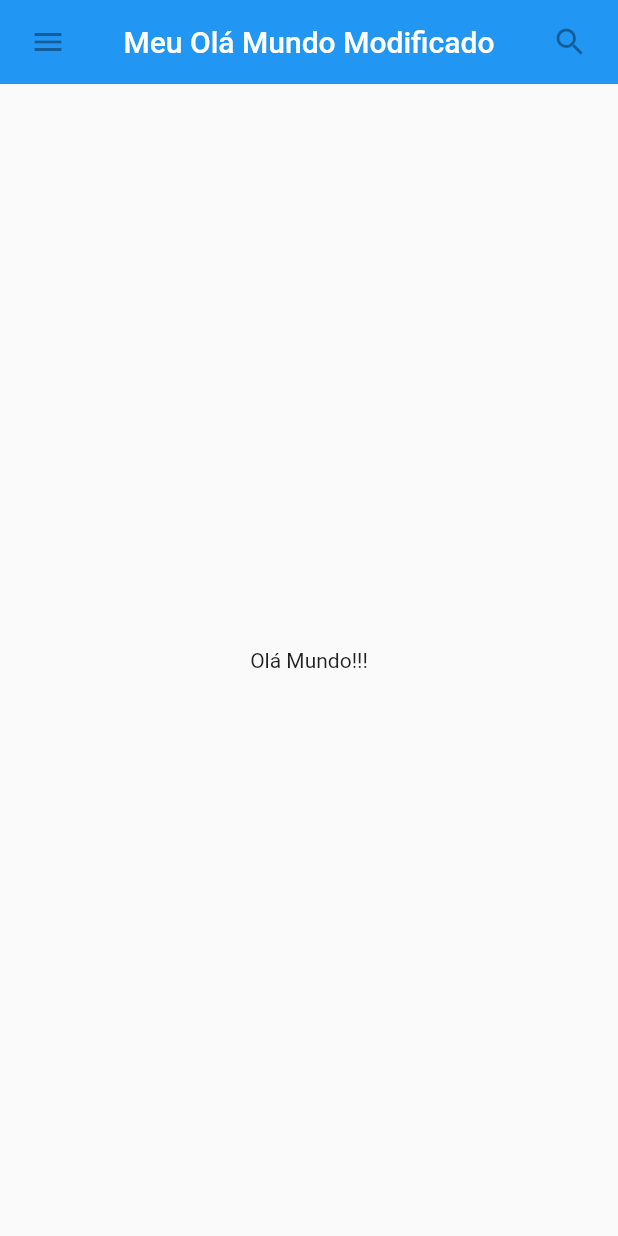
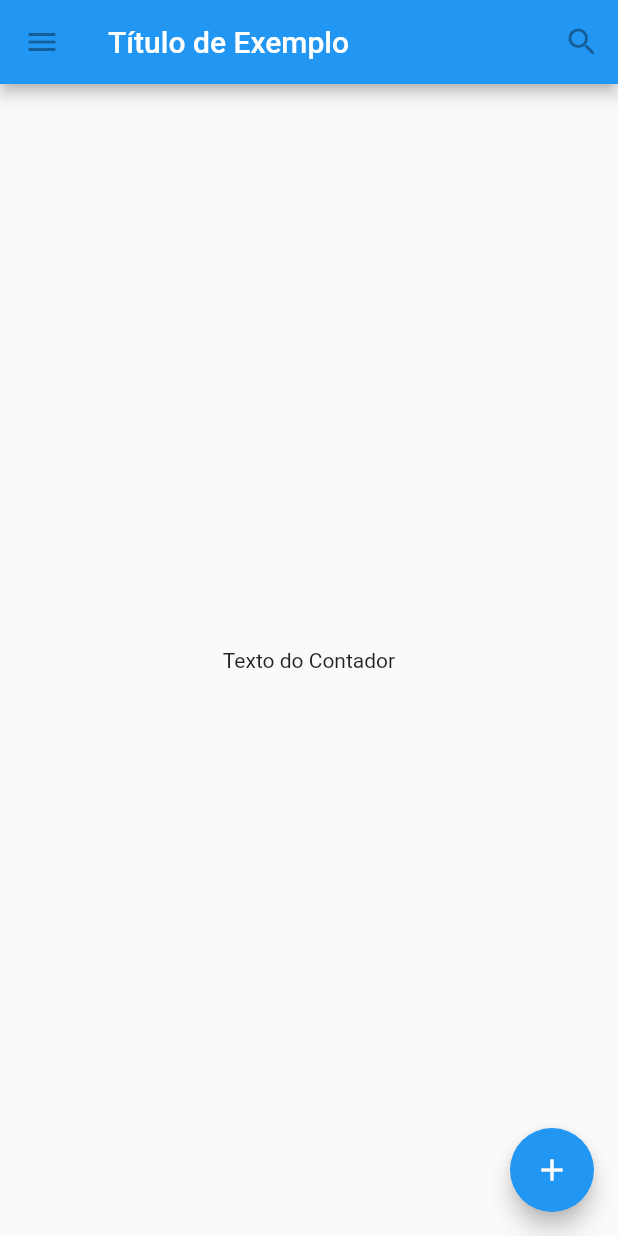
Before and after one commit to natannjos/learning-flutter, a Flutter app: the screen it shows after launch, on a phone screen of 412 x 824 dp. Run offline on Flutter 3.47's test engine with Material 2 defaults, Android fonts, the phone set to English and light mode, and no system bars.

Commit message:
Start the base for the counter app

```diff
--- a/lib/main.dart
+++ b/lib/main.dart
@@ -1,59 +1,40 @@
 import 'package:flutter/material.dart';
 
-class MyAppBar extends StatelessWidget {
-  const MyAppBar({required this.title, Key? key}) : super(key: key);
+void main() {
+  runApp(const MaterialApp(title: 'Tutorial de Flutter', home: TutorialHome()));
+}
 
-  // Campos em uma subclase Widget são sempre marcados como "final".
-
-  final Widget title;
+class TutorialHome extends StatelessWidget {
+  const TutorialHome({Key? key}) : super(key: key);
 
   @override
   Widget build(BuildContext context) {
-    return Container(
-        height: 56.0, // pixels independente do dispositivo
-        padding: const EdgeInsets.symmetric(horizontal: 8.0),
-        decoration: BoxDecoration(color: Colors.blue[500]),
-        // Row é um layout linear horizontal
-        child: Row(
-          // <Widget> é o tipo de item na lista
-          children: [
-            const IconButton(
+    // Scaffold é um layout para
+    // a maioria dos Componentes Material
+    return Scaffold(
+      appBar: AppBar(
+        leading: const IconButton(
+          onPressed: null,
           icon: Icon(Icons.menu),
-              tooltip: 'Navigation menu',
-              onPressed: null, // null desabilita o botão
+          tooltip: 'Menu de Navegação',
         ),
-            // Expanded expande seus filhos
-            // para preencher o espaço disponível
-            Expanded(child: Center(child: title)),
-
-            const IconButton(
+        title: const Text('Título de Exemplo'),
+        actions: const [
+          IconButton(
+            onPressed: null,
             icon: Icon(Icons.search),
             tooltip: 'Search',
-              onPressed: null,
           )
         ],
-        ));
+      ),
+      body: const Center(
+        child: Text('Texto do Contador'),
+      ),
+      floatingActionButton: const FloatingActionButton(
+        onPressed: null,
+        child: Icon(Icons.add),
+        tooltip: 'Add',
+      ),
+    );
   }
 }
-
-class MyScaffold extends StatelessWidget {
-  const MyScaffold({Key? key}) : super(key: key);
-
-  @override
-  Widget build(BuildContext context) {
-    // Material é um pedaço de papel
-    // conceitual no qual a UI aparece
-    return Material(
-        // Column é um layout vertical linear
-        child: Column(children: [
-      MyAppBar(title: Text('Meu Olá Mundo Modificado', style: Theme.of(context).primaryTextTheme.headline6)),
-      const Expanded(child: Center(child: Text('Olá Mundo!!!')))
-    ]));
-  }
-}
-
-void main() {
-  // Os widgets do material design precisam ficar dentro de um MaterialApp para
-  // aparecerem do jeito correto
-  runApp(const MaterialApp(title: 'My App', home: SafeArea(child: MyScaffold())));
-}
```
Lines whose indentation alone changed are shown as unchanged.
